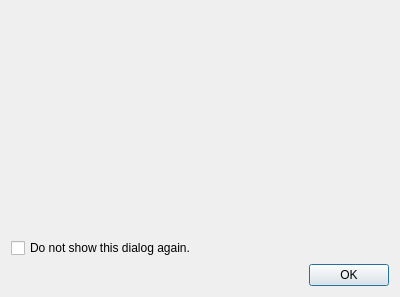
Above: src/gui/formhelp.ui from BuildmLearn/BuildmLearn-Toolkit before the change. Below: the same form after it.
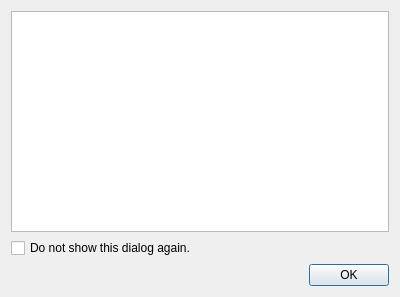
That is the form after the change.

```diff
--- a/src/gui/formhelp.ui
+++ b/src/gui/formhelp.ui
@@ -15,9 +15,20 @@
   </property>
   <layout class="QVBoxLayout" name="verticalLayout">
    <item>
-    <widget class="QStackedWidget" name="m_stackedContents">
-     <widget class="QWidget" name="page"/>
-     <widget class="QWidget" name="page_2"/>
+    <widget class="QTextBrowser" name="textBrowser">
+     <property name="html">
+      <string notr="true">&lt;!DOCTYPE HTML PUBLIC &quot;-//W3C//DTD HTML 4.0//EN&quot; &quot;http://www.w3.org/TR/REC-html40/strict.dtd&quot;&gt;
+&lt;html&gt;&lt;head&gt;&lt;meta name=&quot;qrichtext&quot; content=&quot;1&quot; /&gt;&lt;style type=&quot;text/css&quot;&gt;
+p, li { white-space: pre-wrap; }
+&lt;/style&gt;&lt;/head&gt;&lt;body style=&quot; font-family:'MS Shell Dlg 2'; font-size:8.25pt; font-weight:400; font-style:normal;&quot;&gt;
+&lt;p style=&quot;-qt-paragraph-type:empty; margin-top:0px; margin-bottom:0px; margin-left:0px; margin-right:0px; -qt-block-indent:0; text-indent:0px; font-size:8pt;&quot;&gt;&lt;br /&gt;&lt;/p&gt;&lt;/body&gt;&lt;/html&gt;</string>
+     </property>
+     <property name="textInteractionFlags">
+      <set>Qt::TextBrowserInteraction</set>
+     </property>
+     <property name="openExternalLinks">
+      <bool>true</bool>
+     </property>
     </widget>
    </item>
    <item>
```
